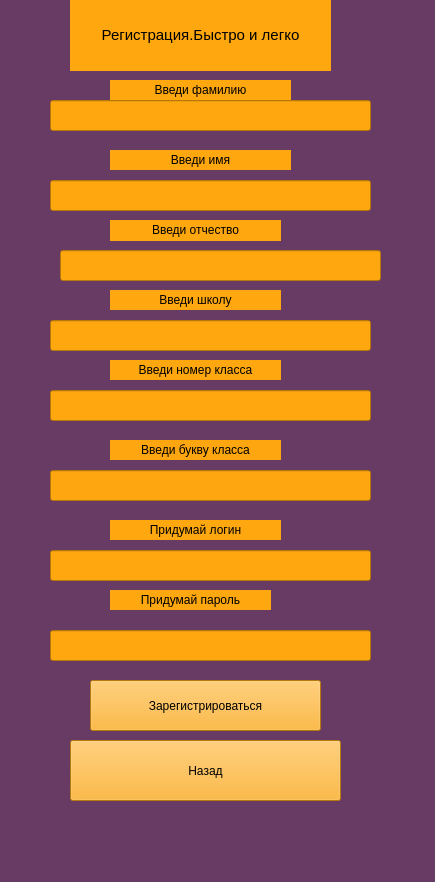
First picture: the form in data/design_regist_Student.ui, repository geoiva05/clever_placing, before the edit.
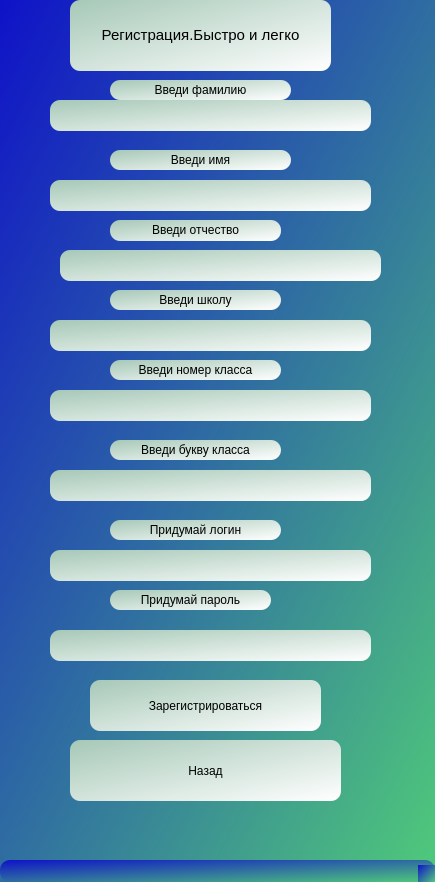
Second picture: the form after the edit.

Diff of the .ui file:
```diff
--- a/data/design_regist_Student.ui
+++ b/data/design_regist_Student.ui
@@ -14,7 +14,8 @@
    <string>MainWindow</string>
   </property>
   <property name="styleSheet">
-   <string notr="true">background-color: rgb(103, 59, 99);</string>
+   <string notr="true">background-color: qlineargradient(spread:pad, x1:0, y1:0, x2:1, y2:1, stop:0 rgba(15, 18, 200, 255), stop:1 rgba(79, 200, 123, 255));
+border-radius: 10px;</string>
   </property>
   <widget class="QWidget" name="centralwidget">
    <widget class="QPushButton" name="btn_registration">
@@ -27,7 +28,7 @@
      </rect>
     </property>
     <property name="styleSheet">
-     <string notr="true">background-color: rgb(255, 167, 15);</string>
+     <string notr="true">background-color: qlineargradient(spread:pad, x1:0, y1:0, x2:1, y2:1, stop:0 rgba(166, 200, 183, 255), stop:1 rgba(255, 255, 255, 255));</string>
     </property>
     <property name="text">
      <string>Зарегистрироваться</string>
@@ -43,7 +44,7 @@
      </rect>
     </property>
     <property name="styleSheet">
-     <string notr="true">background-color: rgb(255, 167, 15);</string>
+     <string notr="true">background-color: qlineargradient(spread:pad, x1:0, y1:0, x2:1, y2:1, stop:0 rgba(166, 200, 183, 255), stop:1 rgba(255, 255, 255, 255));</string>
     </property>
     <property name="text">
      <string>Назад</string>
@@ -59,7 +60,7 @@
      </rect>
     </property>
     <property name="styleSheet">
-     <string notr="true">background-color: rgb(255, 167, 15);</string>
+     <string notr="true">background-color: qlineargradient(spread:pad, x1:0, y1:0, x2:1, y2:1, stop:0 rgba(166, 200, 183, 255), stop:1 rgba(255, 255, 255, 255));</string>
     </property>
     <property name="text">
      <string>&lt;html&gt;&lt;head/&gt;&lt;body&gt;&lt;p align=&quot;center&quot;&gt;&lt;span style=&quot; font-size:11pt;&quot;&gt;Регистрация.Быстро и легко&lt;/span&gt;&lt;/p&gt;&lt;/body&gt;&lt;/html&gt;</string>
@@ -75,7 +76,7 @@
      </rect>
     </property>
     <property name="styleSheet">
-     <string notr="true">background-color: rgb(255, 167, 15);</string>
+     <string notr="true">background-color: qlineargradient(spread:pad, x1:0, y1:0, x2:1, y2:1, stop:0 rgba(166, 200, 183, 255), stop:1 rgba(255, 255, 255, 255));</string>
     </property>
    </widget>
    <widget class="QLineEdit" name="edit_school">
@@ -88,7 +89,7 @@
      </rect>
     </property>
     <property name="styleSheet">
-     <string notr="true">background-color: rgb(255, 167, 15);</string>
+     <string notr="true">background-color: qlineargradient(spread:pad, x1:0, y1:0, x2:1, y2:1, stop:0 rgba(166, 200, 183, 255), stop:1 rgba(255, 255, 255, 255));</string>
     </property>
    </widget>
    <widget class="QLineEdit" name="edit_class_number">
@@ -101,7 +102,7 @@
      </rect>
     </property>
     <property name="styleSheet">
-     <string notr="true">background-color: rgb(255, 167, 15);</string>
+     <string notr="true">background-color: qlineargradient(spread:pad, x1:0, y1:0, x2:1, y2:1, stop:0 rgba(166, 200, 183, 255), stop:1 rgba(255, 255, 255, 255));</string>
     </property>
    </widget>
    <widget class="QLineEdit" name="edit_login">
@@ -114,7 +115,7 @@
      </rect>
     </property>
     <property name="styleSheet">
-     <string notr="true">background-color: rgb(255, 167, 15);</string>
+     <string notr="true">background-color: qlineargradient(spread:pad, x1:0, y1:0, x2:1, y2:1, stop:0 rgba(166, 200, 183, 255), stop:1 rgba(255, 255, 255, 255));</string>
     </property>
    </widget>
    <widget class="QLineEdit" name="edit_password">
@@ -127,7 +128,7 @@
      </rect>
     </property>
     <property name="styleSheet">
-     <string notr="true">background-color: rgb(255, 167, 15);</string>
+     <string notr="true">background-color: qlineargradient(spread:pad, x1:0, y1:0, x2:1, y2:1, stop:0 rgba(166, 200, 183, 255), stop:1 rgba(255, 255, 255, 255));</string>
     </property>
    </widget>
    <widget class="QLineEdit" name="edit_name">
@@ -140,7 +141,7 @@
      </rect>
     </property>
     <property name="styleSheet">
-     <string notr="true">background-color: rgb(255, 167, 15);</string>
+     <string notr="true">background-color: qlineargradient(spread:pad, x1:0, y1:0, x2:1, y2:1, stop:0 rgba(166, 200, 183, 255), stop:1 rgba(255, 255, 255, 255));</string>
     </property>
    </widget>
    <widget class="QLineEdit" name="edit_surname">
@@ -153,7 +154,7 @@
      </rect>
     </property>
     <property name="styleSheet">
-     <string notr="true">background-color: rgb(255, 167, 15);</string>
+     <string notr="true">background-color: qlineargradient(spread:pad, x1:0, y1:0, x2:1, y2:1, stop:0 rgba(166, 200, 183, 255), stop:1 rgba(255, 255, 255, 255));</string>
     </property>
    </widget>
    <widget class="QLabel" name="lab_surname">
@@ -166,7 +167,7 @@
      </rect>
     </property>
     <property name="styleSheet">
-     <string notr="true">background-color: rgb(255, 167, 15);</string>
+     <string notr="true">background-color: qlineargradient(spread:pad, x1:0, y1:0, x2:1, y2:1, stop:0 rgba(166, 200, 183, 255), stop:1 rgba(255, 255, 255, 255));</string>
     </property>
     <property name="text">
      <string>&lt;html&gt;&lt;head/&gt;&lt;body&gt;&lt;p align=&quot;center&quot;&gt;Введи фамилию&lt;/p&gt;&lt;/body&gt;&lt;/html&gt;</string>
@@ -182,7 +183,7 @@
      </rect>
     </property>
     <property name="styleSheet">
-     <string notr="true">background-color: rgb(255, 167, 15);</string>
+     <string notr="true">background-color: qlineargradient(spread:pad, x1:0, y1:0, x2:1, y2:1, stop:0 rgba(166, 200, 183, 255), stop:1 rgba(255, 255, 255, 255));</string>
     </property>
     <property name="text">
      <string>&lt;html&gt;&lt;head/&gt;&lt;body&gt;&lt;p align=&quot;center&quot;&gt;Введи имя&lt;/p&gt;&lt;/body&gt;&lt;/html&gt;</string>
@@ -198,7 +199,7 @@
      </rect>
     </property>
     <property name="styleSheet">
-     <string notr="true">background-color: rgb(255, 167, 15);</string>
+     <string notr="true">background-color: qlineargradient(spread:pad, x1:0, y1:0, x2:1, y2:1, stop:0 rgba(166, 200, 183, 255), stop:1 rgba(255, 255, 255, 255));</string>
     </property>
     <property name="text">
      <string>&lt;html&gt;&lt;head/&gt;&lt;body&gt;&lt;p align=&quot;center&quot;&gt;Введи отчество&lt;/p&gt;&lt;/body&gt;&lt;/html&gt;</string>
@@ -214,7 +215,7 @@
      </rect>
     </property>
     <property name="styleSheet">
-     <string notr="true">background-color: rgb(255, 167, 15);</string>
+     <string notr="true">background-color: qlineargradient(spread:pad, x1:0, y1:0, x2:1, y2:1, stop:0 rgba(166, 200, 183, 255), stop:1 rgba(255, 255, 255, 255));</string>
     </property>
     <property name="text">
      <string>&lt;html&gt;&lt;head/&gt;&lt;body&gt;&lt;p align=&quot;center&quot;&gt;Введи школу&lt;/p&gt;&lt;/body&gt;&lt;/html&gt;</string>
@@ -230,7 +231,7 @@
      </rect>
     </property>
     <property name="styleSheet">
-     <string notr="true">background-color: rgb(255, 167, 15);</string>
+     <string notr="true">background-color: qlineargradient(spread:pad, x1:0, y1:0, x2:1, y2:1, stop:0 rgba(166, 200, 183, 255), stop:1 rgba(255, 255, 255, 255));</string>
     </property>
     <property name="text">
      <string>&lt;html&gt;&lt;head/&gt;&lt;body&gt;&lt;p align=&quot;center&quot;&gt;Введи номер класса&lt;/p&gt;&lt;/body&gt;&lt;/html&gt;</string>
@@ -246,7 +247,7 @@
      </rect>
     </property>
     <property name="styleSheet">
-     <string notr="true">background-color: rgb(255, 167, 15);</string>
+     <string notr="true">background-color: qlineargradient(spread:pad, x1:0, y1:0, x2:1, y2:1, stop:0 rgba(166, 200, 183, 255), stop:1 rgba(255, 255, 255, 255));</string>
     </property>
     <property name="text">
      <string>&lt;html&gt;&lt;head/&gt;&lt;body&gt;&lt;p align=&quot;center&quot;&gt;Придумай логин&lt;/p&gt;&lt;/body&gt;&lt;/html&gt;</string>
@@ -262,7 +263,7 @@
      </rect>
     </property>
     <property name="styleSheet">
-     <string notr="true">background-color: rgb(255, 167, 15);</string>
+     <string notr="true">background-color: qlineargradient(spread:pad, x1:0, y1:0, x2:1, y2:1, stop:0 rgba(166, 200, 183, 255), stop:1 rgba(255, 255, 255, 255));</string>
     </property>
     <property name="text">
      <string>&lt;html&gt;&lt;head/&gt;&lt;body&gt;&lt;p align=&quot;center&quot;&gt;Придумай пароль&lt;/p&gt;&lt;/body&gt;&lt;/html&gt;</string>
@@ -278,7 +279,7 @@
      </rect>
     </property>
     <property name="styleSheet">
-     <string notr="true">background-color: rgb(254, 166, 15);</string>
+     <string notr="true">background-color: qlineargradient(spread:pad, x1:0, y1:0, x2:1, y2:1, stop:0 rgba(166, 200, 183, 255), stop:1 rgba(255, 255, 255, 255));</string>
     </property>
     <property name="text">
      <string>&lt;html&gt;&lt;head/&gt;&lt;body&gt;&lt;p align=&quot;center&quot;&gt;Введи букву класса&lt;/p&gt;&lt;/body&gt;&lt;/html&gt;</string>
@@ -294,7 +295,7 @@
      </rect>
     </property>
     <property name="styleSheet">
-     <string notr="true">background-color: rgb(254, 166, 15);</string>
+     <string notr="true">background-color: qlineargradient(spread:pad, x1:0, y1:0, x2:1, y2:1, stop:0 rgba(166, 200, 183, 255), stop:1 rgba(255, 255, 255, 255));</string>
     </property>
    </widget>
   </widget>
```
Left out of the diff: 2 changed lines with no effect on the pictures.
